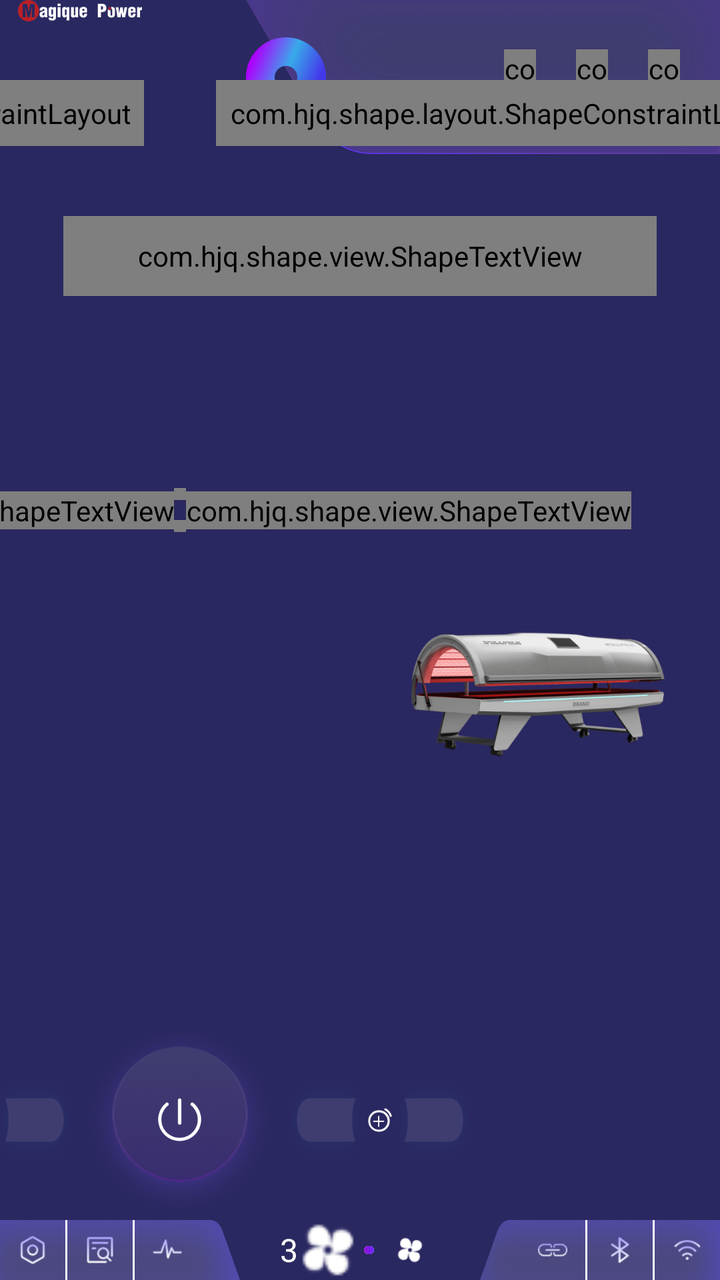
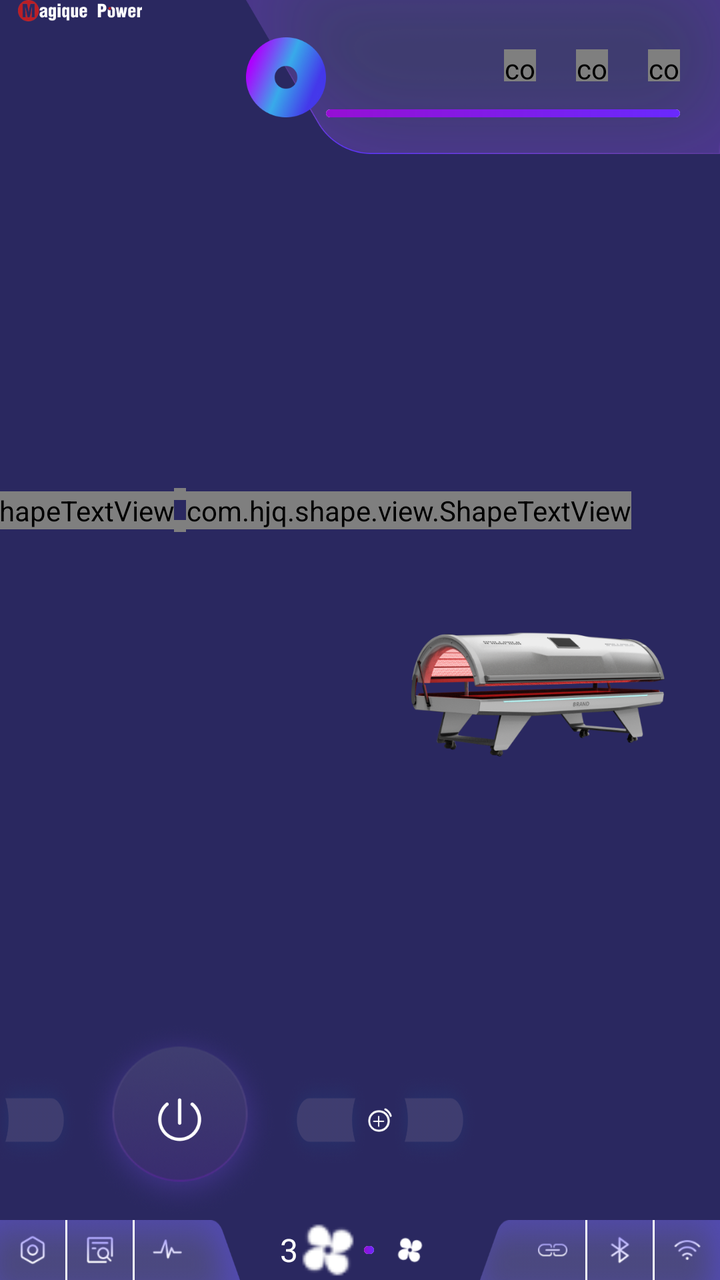

Before-and-after screenshots of an Android layout around one commit, followed by the original layout XML and the change that was made.
<!-- AndroidManifest.xml: application theme AppTheme -->
<!-- res/layout/layout_devicelauncheractivity.xml -->
<?xml version="1.0" encoding="utf-8"?>
<LinearLayout xmlns:android="http://schemas.android.com/apk/res/android"
    xmlns:app="http://schemas.android.com/apk/res-auto"
    xmlns:tools="http://schemas.android.com/tools"
    android:layout_width="match_parent"
    android:layout_height="match_parent"
    android:background="#2A2860"
    android:orientation="vertical"
    tools:ignore="MissingConstraints">

    <FrameLayout
        android:layout_width="match_parent"
        android:layout_height="42dp"
        android:visibility="gone">

        <LinearLayout
            android:layout_width="match_parent"
            android:layout_height="42dp"
            android:background="@color/title_color"
            android:gravity="center_vertical"
            android:orientation="horizontal">

            <ImageView
                android:id="@+id/ivFinish"
                android:layout_width="wrap_content"
                android:layout_height="match_parent"
                android:layout_centerVertical="true"
                android:paddingVertical="12dp"
                android:paddingLeft="20dp"
                android:paddingRight="10dp"
                android:src="@mipmap/icon_w_finish" />

            <LinearLayout
                android:id="@+id/llDeviceName"
                android:layout_width="wrap_content"
                android:layout_height="match_parent"
                android:gravity="center_vertical"
                android:orientation="horizontal"
                android:paddingRight="10dp">

                <TextView
                    android:id="@+id/tvDeviceName"
                    android:layout_width="wrap_content"
                    android:layout_height="match_parent"
                    android:layout_marginLeft="10dp"
                    android:gravity="center_vertical"
                    android:paddingRight="5dp"
                    android:text=""
                    android:textColor="@color/white"
                    android:textSize="14dp"
                    android:textStyle="bold" />

                <ImageView
                    android:id="@+id/ivDeviceName"
                    android:layout_width="11dp"
                    android:layout_height="6dp"
                    android:src="@mipmap/icon_sanjiao" />

            </LinearLayout>


            <View
                android:layout_width="match_parent"
                android:layout_height="match_parent"
                android:layout_weight="1" />

        </LinearLayout>

        <TextView
            android:id="@+id/modelName"
            android:layout_width="wrap_content"
            android:layout_height="42dp"
            android:layout_gravity="center_horizontal"
            android:gravity="center"
            android:textColor="@color/white"
            android:textSize="14dp" />

        <ImageView
            android:layout_width="160dp"
            android:layout_height="wrap_content"
            android:layout_gravity="center"
            android:src="@mipmap/pic_titlelogo" />
    </FrameLayout>

    <androidx.constraintlayout.widget.ConstraintLayout
        android:layout_width="match_parent"
        android:layout_height="match_parent">

        <include layout="@layout/layout_logo_top_left" />

        <ImageView
            android:layout_width="0dp"
            android:layout_height="wrap_content"
            android:src="@mipmap/ic_machine"
            app:layout_constraintBottom_toTopOf="@id/ll_bottom"
            app:layout_constraintEnd_toEndOf="parent"
            app:layout_constraintStart_toStartOf="@id/guild_line_ver_center"
            app:layout_constraintTop_toBottomOf="@id/view_top_end" />

        <androidx.constraintlayout.widget.ConstraintLayout
            android:id="@+id/view_top_end"
            android:layout_width="237dp"
            android:layout_height="77dp"
            android:background="@mipmap/bg_main_top_right"
            app:layout_constraintEnd_toEndOf="parent"
            app:layout_constraintTop_toTopOf="parent">

            <ImageView
                android:id="@+id/logo_music"
                android:layout_width="wrap_content"
                android:layout_height="wrap_content"
                android:layout_marginStart="@dimen/dp_40"
                android:src="@mipmap/ic_music"
                app:layout_constraintBottom_toBottomOf="parent"
                app:layout_constraintStart_toStartOf="parent"
                app:layout_constraintTop_toTopOf="parent" />

            <com.diwen.liliao.utils.ReplaceSelectorImageView
                android:id="@+id/ivSong1"
                android:layout_width="16dp"
                android:layout_height="16dp"
                android:layout_marginEnd="20dp"
                android:src="@mipmap/icon_song1"
                app:layout_constraintBottom_toBottomOf="@id/ivSong2"
                app:layout_constraintEnd_toStartOf="@id/ivSong2"
                app:layout_constraintTop_toTopOf="@id/ivSong2" />

            <com.diwen.liliao.utils.ReplaceSelectorImageView
                android:id="@+id/ivSong2"
                android:layout_width="16dp"
                android:layout_height="16dp"
                android:layout_marginEnd="20dp"
                android:src="@mipmap/icon_song2"
                app:layout_constraintBottom_toBottomOf="@id/ivSong3"
                app:layout_constraintEnd_toStartOf="@id/ivSong3"
                app:layout_constraintTop_toTopOf="@id/ivSong3" />

            <com.diwen.liliao.utils.ReplaceSelectorImageView
                android:id="@+id/ivSong3"
                android:layout_width="16dp"
                android:layout_height="16dp"
                android:layout_marginTop="6dp"
                android:src="@mipmap/icon_song3"
                app:layout_constraintEnd_toEndOf="@id/seekbar"
                app:layout_constraintTop_toTopOf="@id/logo_music" />

            <SeekBar
                android:id="@+id/seekbar"
                style="@android:style/Widget.SeekBar"
                android:layout_width="0dp"
                android:layout_height="4dp"
                android:layout_gravity="center_vertical"
                android:layout_marginHorizontal="3dp"
                android:layout_marginStart="@dimen/dp_10"
                android:layout_marginEnd="20dp"
                android:background="@null"
                android:max="31"
                android:min="0"
                android:paddingStart="0dp"
                android:paddingEnd="0dp"
                android:progress="50"
                android:progressDrawable="@drawable/layer_list_progress_drawable_1"
                android:thumb="@drawable/shape_progressbar_thumb"
                app:layout_constraintBottom_toBottomOf="@id/logo_music"
                app:layout_constraintEnd_toEndOf="parent"
                app:layout_constraintStart_toEndOf="@id/logo_music"
                tools:ignore="MissingConstraints" />

        </androidx.constraintlayout.widget.ConstraintLayout>

        <LinearLayout
            android:id="@+id/ll_bottom"
            android:layout_width="match_parent"
            android:layout_height="30dp"
            android:orientation="horizontal"
            app:layout_constraintBottom_toBottomOf="parent">

            <LinearLayout
                android:layout_width="0dp"
                android:layout_height="match_parent"
                android:layout_weight="1"
                android:background="@mipmap/bg_main_bottom_left"
                android:orientation="horizontal"
                android:paddingEnd="20dp">

                <LinearLayout
                    android:layout_width="0dp"
                    android:layout_height="match_parent"
                    android:layout_weight="1"
                    android:gravity="center">

                    <ImageView
                        android:id="@+id/ivSetting"
                        android:layout_width="30dp"
                        android:layout_height="30dp"
                        android:padding="7.5dp"
                        android:src="@mipmap/icon_setting" />

                </LinearLayout>

                <View
                    android:layout_width="1dp"
                    android:layout_height="match_parent"
                    android:background="@color/white" />

                <LinearLayout
                    android:layout_width="0dp"
                    android:layout_height="match_parent"
                    android:layout_weight="1"
                    android:gravity="center">

                    <ImageView
                        android:id="@+id/ivRecord"
                        android:layout_width="30dp"
                        android:layout_height="30dp"
                        android:padding="7.5dp"
                        android:src="@mipmap/ic_record" />

                </LinearLayout>

                <View
                    android:layout_width="1dp"
                    android:layout_height="match_parent"
                    android:background="@color/white" />

                <LinearLayout
                    android:layout_width="0dp"
                    android:layout_height="match_parent"
                    android:layout_weight="1"
                    android:gravity="center">

                    <ImageView
                        android:id="@+id/ivMaiChong"
                        android:layout_width="30dp"
                        android:layout_height="30dp"
                        android:padding="7.5dp"
                        android:src="@mipmap/ic_maichong" />

                </LinearLayout>


            </LinearLayout>

            <LinearLayout
                android:layout_width="0dp"
                android:layout_height="match_parent"
                android:layout_weight="1"
                android:gravity="center_vertical"
                android:paddingStart="20dp"
                android:paddingEnd="20dp">

                <TextView
                    android:id="@+id/tvAirBlower"
                    android:layout_width="wrap_content"
                    android:layout_height="wrap_content"
                    android:text="3"
                    android:textColor="@color/white"
                    android:textSize="16dp" />

                <ImageView
                    android:layout_width="30dp"
                    android:layout_height="30dp"
                    android:padding="@dimen/dp_10"
                    android:src="@mipmap/ic_fengshan_jian" />

                <SeekBar
                    android:id="@+id/seekbar_fengshan"
                    style="@android:style/Widget.SeekBar"
                    android:layout_width="0dp"
                    android:layout_height="match_parent"
                    android:layout_gravity="center_vertical"
                    android:layout_marginHorizontal="3dp"
                    android:layout_marginStart="@dimen/dp_10"
                    android:layout_marginEnd="@dimen/dp_10"
                    android:layout_weight="1"
                    android:background="@null"
                    android:max="31"
                    android:min="0"
                    android:paddingStart="0dp"
                    android:paddingTop="13dp"
                    android:paddingEnd="0dp"
                    android:paddingBottom="13dp"
                    android:progress="50"
                    android:progressDrawable="@drawable/layer_list_progress_drawable_1"
                    android:thumb="@drawable/shape_progressbar_thumb" />

                <ImageView
                    android:id="@+id/fenshan"
                    android:layout_width="30dp"
                    android:layout_height="30dp"
                    android:padding="7.5dp"
                    android:src="@mipmap/ic_fengshan_add" />

            </LinearLayout>

            <LinearLayout
                android:layout_width="0dp"
                android:layout_height="match_parent"
                android:layout_weight="1"
                android:background="@mipmap/bg_main_bottom_right"
                android:orientation="horizontal"
                android:paddingStart="20dp">

                <LinearLayout
                    android:layout_width="0dp"
                    android:layout_height="match_parent"
                    android:layout_weight="1"
                    android:gravity="center">

                    <ImageView
                        android:id="@+id/ivPhone"
                        android:layout_width="30dp"
                        android:layout_height="30dp"
                        android:padding="7.5dp"
                        android:src="@mipmap/icon_phoneline" />

                </LinearLayout>

                <View
                    android:layout_width="1dp"
                    android:layout_height="match_parent"
                    android:background="@color/white" />

                <LinearLayout
                    android:layout_width="0dp"
                    android:layout_height="match_parent"
                    android:layout_weight="1"
                    android:gravity="center">

                    <ImageView
                        android:id="@+id/ivBl"
                        android:layout_width="30dp"
                        android:layout_height="30dp"
                        android:padding="7.5dp"
                        android:src="@mipmap/icon_lanta" />

                </LinearLayout>

                <View
                    android:layout_width="1dp"
                    android:layout_height="match_parent"
                    android:background="@color/white" />

                <LinearLayout
                    android:layout_width="0dp"
                    android:layout_height="match_parent"
                    android:layout_weight="1"
                    android:gravity="center">

                    <ImageView
                        android:layout_width="30dp"
                        android:layout_height="30dp"
                        android:padding="7.5dp"
                        android:src="@mipmap/icon_wificonnect" />

                </LinearLayout>


            </LinearLayout>

        </LinearLayout>

        <RelativeLayout
            android:id="@+id/rl_start"
            android:layout_width="100dp"
            android:layout_height="100dp"
            android:layout_marginBottom="@dimen/dp_40"
            android:background="@mipmap/bg_start"
            app:layout_constraintBottom_toTopOf="@id/ll_bottom"
            app:layout_constraintLeft_toLeftOf="parent"
            app:layout_constraintRight_toRightOf="@id/guild_line_ver_center">

            <ImageView
                android:layout_width="wrap_content"
                android:layout_height="wrap_content"
                android:layout_centerInParent="true"
                android:src="@mipmap/ic_start" />

        </RelativeLayout>

        <RelativeLayout
            android:id="@+id/rl_start_left"
            android:layout_width="100dp"
            android:layout_height="50dp"
            android:background="@mipmap/bg_time_control"
            app:layout_constraintBottom_toBottomOf="@id/rl_start"
            app:layout_constraintEnd_toStartOf="@id/rl_start"
            app:layout_constraintTop_toTopOf="@id/rl_start">

            <ImageView
                android:layout_width="wrap_content"
                android:layout_height="wrap_content"
                android:layout_centerInParent="true"
                android:src="@mipmap/icon_jian" />


        </RelativeLayout>

        <RelativeLayout
            android:id="@+id/rl_start_right"
            android:layout_width="100dp"
            android:layout_height="50dp"
            android:background="@mipmap/bg_time_control"
            app:layout_constraintBottom_toBottomOf="@id/rl_start"
            app:layout_constraintStart_toEndOf="@id/rl_start"
            app:layout_constraintTop_toTopOf="@id/rl_start">

            <ImageView
                android:layout_width="wrap_content"
                android:layout_height="wrap_content"
                android:layout_centerInParent="true"
                android:src="@mipmap/icon_add" />
        </RelativeLayout>

        <androidx.constraintlayout.widget.Guideline
            android:id="@+id/guild_line_ver_center"
            android:layout_width="wrap_content"
            android:layout_height="wrap_content"
            android:orientation="vertical"
            app:layout_constraintGuide_percent="0.5" />


        <com.hjq.shape.layout.ShapeConstraintLayout
            android:id="@+id/shapeMine"
            android:layout_width="wrap_content"
            android:layout_height="wrap_content"
            android:layout_marginTop="40dp"
            android:layout_marginRight="15dp"
            android:padding="7dp"
            app:layout_constraintRight_toLeftOf="@+id/shapeMao"
            app:layout_constraintTop_toTopOf="parent"
            app:shape_endColor="#FEE3F9"
            app:shape_radius="5dp"
            app:shape_startColor="#DFB6FD">

            <com.hjq.shape.view.ShapeImageView
                android:id="@+id/ivAdd"
                android:layout_width="wrap_content"
                android:layout_height="22dp"
                android:paddingHorizontal="7dp"
                android:paddingVertical="2dp"
                android:src="@mipmap/icon_add"
                app:layout_constraintLeft_toLeftOf="parent"
                app:layout_constraintTop_toTopOf="parent"
                app:shape_radius="3dp"
                app:shape_solidColor="@color/white"
                app:shape_solidPressedColor="@color/pressedColor" />

            <com.hjq.shape.view.ShapeImageView
                android:id="@+id/ivmiue"
                android:layout_width="wrap_content"
                android:layout_height="22dp"
                android:layout_marginTop="3dp"
                android:paddingHorizontal="7dp"
                android:paddingVertical="2dp"
                android:src="@mipmap/icon_jian"
                app:layout_constraintBottom_toBottomOf="@+id/tvMine"
                app:layout_constraintLeft_toLeftOf="@+id/ivAdd"
                app:shape_radius="3dp"
                app:shape_solidColor="@color/white"
                app:shape_solidPressedColor="@color/pressedColor" />


        </com.hjq.shape.layout.ShapeConstraintLayout>

        <LinearLayout
            android:id="@+id/shapeMao"
            android:layout_width="wrap_content"
            android:layout_height="wrap_content"
            android:gravity="center_vertical"
            android:orientation="vertical"
            app:layout_constraintBottom_toTopOf="@id/rl_start"
            app:layout_constraintEnd_toEndOf="@id/guild_line_ver_center"
            app:layout_constraintStart_toStartOf="parent"
            app:layout_constraintTop_toTopOf="parent">

            <com.hjq.shape.view.ShapeView
                android:layout_width="6dp"
                android:layout_height="6dp"
                app:shape_radius="10dp"
                app:shape_solidColor="@color/white" />

            <com.hjq.shape.view.ShapeView
                android:layout_width="6dp"
                android:layout_height="6dp"
                android:layout_marginTop="10dp"
                app:shape_radius="10dp"
                app:shape_solidColor="@color/white" />
        </LinearLayout>

        <com.hjq.shape.view.ShapeTextView
            android:id="@+id/tvMine"
            android:layout_width="wrap_content"
            android:layout_height="wrap_content"
            android:layout_marginEnd="@dimen/dp_10"
            android:gravity="center"
            android:text="10"
            android:textColor="@color/white"
            android:textSize="37sp"
            android:textStyle="bold"
            app:layout_constraintBottom_toBottomOf="@id/shapeMao"
            app:layout_constraintEnd_toStartOf="@id/shapeMao"
            app:layout_constraintTop_toTopOf="@id/shapeMao" />

        <com.hjq.shape.view.ShapeTextView
            android:id="@+id/tvSeconds"
            android:layout_width="wrap_content"
            android:layout_height="wrap_content"
            android:layout_marginStart="@dimen/dp_10"
            android:gravity="center"
            android:text="00"
            android:textColor="@color/white"
            android:textSize="37sp"
            android:textStyle="bold"
            app:layout_constraintBottom_toBottomOf="@id/shapeMao"
            app:layout_constraintStart_toEndOf="@id/shapeMao"
            app:layout_constraintTop_toTopOf="@id/shapeMao" />

        <com.hjq.shape.layout.ShapeConstraintLayout
            android:layout_width="wrap_content"
            android:layout_height="wrap_content"
            android:layout_marginLeft="15dp"
            android:padding="7dp"
            app:layout_constraintBottom_toBottomOf="@+id/shapeMine"
            app:layout_constraintLeft_toRightOf="@+id/shapeMao"
            app:layout_constraintTop_toTopOf="@+id/shapeMine"
            app:shape_endColor="#FEE3F9"
            app:shape_radius="5dp"
            app:shape_startColor="#DFB6FD">

            <com.hjq.shape.view.ShapeImageView
                android:id="@+id/ivAdd1"
                android:layout_width="wrap_content"
                android:layout_height="22dp"
                android:paddingHorizontal="7dp"
                android:paddingVertical="2dp"
                android:src="@mipmap/icon_add"
                app:layout_constraintRight_toRightOf="parent"
                app:layout_constraintTop_toTopOf="parent"
                app:shape_radius="3dp"
                app:shape_solidColor="@color/white"
                app:shape_solidPressedColor="@color/pressedColor" />

            <com.hjq.shape.view.ShapeImageView
                android:id="@+id/ivmiue1"
                android:layout_width="wrap_content"
                android:layout_height="22dp"
                android:layout_marginTop="3dp"
                android:paddingHorizontal="7dp"
                android:paddingVertical="2dp"
                android:src="@mipmap/icon_jian"
                app:layout_constraintBottom_toBottomOf="@+id/tvSeconds"
                app:layout_constraintLeft_toLeftOf="@+id/ivAdd1"
                app:shape_radius="3dp"
                app:shape_solidColor="@color/white"
                app:shape_solidPressedColor="@color/pressedColor" />


        </com.hjq.shape.layout.ShapeConstraintLayout>

        <com.hjq.shape.view.ShapeTextView
            android:id="@+id/tvStart"
            android:layout_width="wrap_content"
            android:layout_height="40dp"
            android:layout_marginTop="35dp"
            android:gravity="center"
            android:paddingHorizontal="37dp"
            android:textColor="@color/white"
            android:textSize="14dp"
            android:textStyle="bold"
            app:layout_constraintLeft_toLeftOf="parent"
            app:layout_constraintRight_toRightOf="parent"
            app:layout_constraintTop_toBottomOf="@+id/shapeMine"
            app:shape_endColor="#D691FD"
            app:shape_radius="40dp"
            app:shape_solidPressedColor="@color/pressedColor"
            app:shape_startColor="#4976FB"
            app:shape_strokeColor="#D7E6FB"
            app:shape_strokeWidth="4dp" />

        <androidx.recyclerview.widget.RecyclerView
            android:id="@+id/mesreList"
            android:layout_width="370dp"
            android:layout_height="match_parent"
            android:background="@color/white"
            android:orientation="vertical"
            android:visibility="gone"
            app:layoutManager="androidx.recyclerview.widget.LinearLayoutManager"
            app:layout_constraintRight_toRightOf="parent"
            app:layout_constraintTop_toTopOf="parent" />

    </androidx.constraintlayout.widget.ConstraintLayout>


</LinearLayout>
<!-- res/layout/layout_logo_top_left.xml (included above) -->
<?xml version="1.0" encoding="utf-8"?>
<androidx.constraintlayout.widget.ConstraintLayout xmlns:android="http://schemas.android.com/apk/res/android"
    xmlns:app="http://schemas.android.com/apk/res-auto"
    android:layout_width="wrap_content"
    android:layout_height="wrap_content">

    <ImageView
        android:layout_width="80dp"
        android:layout_height="wrap_content"
        android:layout_margin="@dimen/dp_10"
        android:src="@mipmap/ic_logo_main"
        app:layout_constraintDimensionRatio="H,62:11"
        app:layout_constraintStart_toStartOf="parent"
        app:layout_constraintTop_toTopOf="parent" />

</androidx.constraintlayout.widget.ConstraintLayout>
<!-- resources referenced by this layout -->
<resources>
  <color name="pressedColor">#1A000000</color>
  <color name="title_color">#735A74F9</color>
  <color name="white">#FFFFFF</color>
  <!-- drawable layer_list_progress_drawable_1 (drawable) -->
  <?xml version="1.0" encoding="utf-8"?>
  <layer-list xmlns:android="http://schemas.android.com/apk/res/android">
  
      <item
          android:id="@android:id/background"
          android:drawable="@drawable/shape_progressbar_bg" />
  
      <item android:id="@android:id/progress">
  
          <clip android:drawable="@drawable/shape_progressbar_progress" />
  
      </item>
  
  </layer-list>
  <!-- drawable shape_progressbar_thumb (drawable) -->
  <?xml version="1.0" encoding="utf-8"?>
  <shape xmlns:android="http://schemas.android.com/apk/res/android">
  
      
      <solid android:color="@color/bg00" />
  
  </shape>
  <!-- mipmap bg_main_bottom_left: png bitmap (mipmap-xxhdpi, 34381 bytes) -->
  <!-- mipmap bg_main_bottom_right: png bitmap (mipmap-xxhdpi, 34206 bytes) -->
  <!-- mipmap bg_main_top_right: png bitmap (mipmap-xxhdpi, 76644 bytes) -->
  <!-- mipmap bg_start: png bitmap (mipmap-xxhdpi, 53796 bytes) -->
  <!-- mipmap bg_time_control: png bitmap (mipmap-xxhdpi, 61366 bytes) -->
  <!-- mipmap ic_fengshan_add: png bitmap (mipmap-xxhdpi, 1139 bytes) -->
  <!-- mipmap ic_fengshan_jian: png bitmap (mipmap-xxhdpi, 742 bytes) -->
  <!-- mipmap ic_logo_main: png bitmap (mipmap-xxhdpi, 5367 bytes) -->
  <!-- mipmap ic_machine: png bitmap (mipmap-xxhdpi, 146585 bytes) -->
  <!-- mipmap ic_maichong: png bitmap (mipmap-xxhdpi, 1106 bytes) -->
  <!-- mipmap ic_music: png bitmap (mipmap-xxhdpi, 19025 bytes) -->
  <!-- mipmap ic_record: png bitmap (mipmap-xxhdpi, 1901 bytes) -->
  <!-- mipmap ic_start: png bitmap (mipmap-xxhdpi, 2482 bytes) -->
  <!-- mipmap icon_add: png bitmap (mipmap-xxhdpi, 1720 bytes) -->
  <!-- mipmap icon_jian: png bitmap (mipmap-xxhdpi, 1665 bytes) -->
  <!-- mipmap icon_lanta: png bitmap (mipmap-xxhdpi, 1594 bytes) -->
  <!-- mipmap icon_phoneline: png bitmap (mipmap-xxhdpi, 1324 bytes) -->
  <!-- mipmap icon_sanjiao: webp bitmap (mipmap-xxhdpi, 786 bytes) -->
  <!-- mipmap icon_setting: png bitmap (mipmap-xxhdpi, 2074 bytes) -->
  <!-- mipmap icon_song1: webp bitmap (mipmap-xxhdpi, 6670 bytes) -->
  <!-- mipmap icon_song2: webp bitmap (mipmap-xxhdpi, 6724 bytes) -->
  <!-- mipmap icon_song3: webp bitmap (mipmap-xxhdpi, 6608 bytes) -->
  <!-- mipmap icon_w_finish: png bitmap (mipmap-xxhdpi, 819 bytes) -->
  <!-- mipmap icon_wificonnect: png bitmap (mipmap-xxhdpi, 1608 bytes) -->
  <!-- mipmap pic_titlelogo: png bitmap (mipmap-xxhdpi, 14420 bytes) -->
  <style name="AppTheme" parent="Theme.AppCompat.Light.NoActionBar">
          <item name="colorPrimary">@color/white</item>
          <item name="colorPrimaryDark">@color/white</item>
          <item name="colorAccent">@color/themeColor</item>
          <item name="android:textColor">@color/black</item>
  
          
          <item name="android:windowBackground">@color/white</item>
          <item name="android:windowSoftInputMode">stateAlwaysHidden</item>
          <item name="android:launchMode">singleTop</item>
          <item name="android:forceDarkAllowed" tools:ignore="NewApi">false</item>
      </style>
  <!-- drawable shape_progressbar_bg (drawable) -->
  <?xml version="1.0" encoding="utf-8"?>
  <shape xmlns:android="http://schemas.android.com/apk/res/android">
  <corners android:radius="2dp"/>
      <solid 
          android:color="@color/white" />
  
  </shape>
  <!-- drawable shape_progressbar_progress (drawable) -->
  <?xml version="1.0" encoding="utf-8"?>
  <shape xmlns:android="http://schemas.android.com/apk/res/android">
  
      <gradient
          android:endColor="#6929FE"
          android:startColor="#960FD4" />
      <corners android:radius="2dp" />
  </shape>
  <color name="bg00">#00000000</color>
  <color name="themeColor">#3F73FE</color>
  <color name="black">#000000</color>
</resources>

<!-- the commit's change to res/layout/layout_devicelauncheractivity.xml (unified diff, before → after) -->
@@ -258,6 +258,7 @@
                     android:textSize="16dp" />
 
                 <ImageView
+                    android:id="@+id/fenshanJian"
                     android:layout_width="30dp"
                     android:layout_height="30dp"
                     android:padding="@dimen/dp_10"
@@ -285,7 +286,7 @@
                     android:thumb="@drawable/shape_progressbar_thumb" />
 
                 <ImageView
-                    android:id="@+id/fenshan"
+                    android:id="@+id/fenshanJia"
                     android:layout_width="30dp"
                     android:layout_height="30dp"
                     android:padding="7.5dp"
@@ -388,6 +389,7 @@
             app:layout_constraintTop_toTopOf="@id/rl_start">
 
             <ImageView
+                android:id="@+id/ivmiue"
                 android:layout_width="wrap_content"
                 android:layout_height="wrap_content"
                 android:layout_centerInParent="true"
@@ -406,6 +408,7 @@
             app:layout_constraintTop_toTopOf="@id/rl_start">
 
             <ImageView
+                android:id="@+id/ivAdd"
                 android:layout_width="wrap_content"
                 android:layout_height="wrap_content"
                 android:layout_centerInParent="true"
@@ -419,49 +422,6 @@
             android:orientation="vertical"
             app:layout_constraintGuide_percent="0.5" />
 
-
-        <com.hjq.shape.layout.ShapeConstraintLayout
-            android:id="@+id/shapeMine"
-            android:layout_width="wrap_content"
-            android:layout_height="wrap_content"
-            android:layout_marginTop="40dp"
-            android:layout_marginRight="15dp"
-            android:padding="7dp"
-            app:layout_constraintRight_toLeftOf="@+id/shapeMao"
-            app:layout_constraintTop_toTopOf="parent"
-            app:shape_endColor="#FEE3F9"
-            app:shape_radius="5dp"
-            app:shape_startColor="#DFB6FD">
-
-            <com.hjq.shape.view.ShapeImageView
-                android:id="@+id/ivAdd"
-                android:layout_width="wrap_content"
-                android:layout_height="22dp"
-                android:paddingHorizontal="7dp"
-                android:paddingVertical="2dp"
-                android:src="@mipmap/icon_add"
-                app:layout_constraintLeft_toLeftOf="parent"
-                app:layout_constraintTop_toTopOf="parent"
-                app:shape_radius="3dp"
-                app:shape_solidColor="@color/white"
-                app:shape_solidPressedColor="@color/pressedColor" />
-
-            <com.hjq.shape.view.ShapeImageView
-                android:id="@+id/ivmiue"
-                android:layout_width="wrap_content"
-                android:layout_height="22dp"
-                android:layout_marginTop="3dp"
-                android:paddingHorizontal="7dp"
-                android:paddingVertical="2dp"
-                android:src="@mipmap/icon_jian"
-                app:layout_constraintBottom_toBottomOf="@+id/tvMine"
-                app:layout_constraintLeft_toLeftOf="@+id/ivAdd"
-                app:shape_radius="3dp"
-                app:shape_solidColor="@color/white"
-                app:shape_solidPressedColor="@color/pressedColor" />
-
-
-        </com.hjq.shape.layout.ShapeConstraintLayout>
 
         <LinearLayout
             android:id="@+id/shapeMao"
@@ -516,68 +476,6 @@
             app:layout_constraintStart_toEndOf="@id/shapeMao"
             app:layout_constraintTop_toTopOf="@id/shapeMao" />
 
-        <com.hjq.shape.layout.ShapeConstraintLayout
-            android:layout_width="wrap_content"
-            android:layout_height="wrap_content"
-            android:layout_marginLeft="15dp"
-            android:padding="7dp"
-            app:layout_constraintBottom_toBottomOf="@+id/shapeMine"
-            app:layout_constraintLeft_toRightOf="@+id/shapeMao"
-            app:layout_constraintTop_toTopOf="@+id/shapeMine"
-            app:shape_endColor="#FEE3F9"
-            app:shape_radius="5dp"
-            app:shape_startColor="#DFB6FD">
-
-            <com.hjq.shape.view.ShapeImageView
-                android:id="@+id/ivAdd1"
-                android:layout_width="wrap_content"
-                android:layout_height="22dp"
-                android:paddingHorizontal="7dp"
-                android:paddingVertical="2dp"
-                android:src="@mipmap/icon_add"
-                app:layout_constraintRight_toRightOf="parent"
-                app:layout_constraintTop_toTopOf="parent"
-                app:shape_radius="3dp"
-                app:shape_solidColor="@color/white"
-                app:shape_solidPressedColor="@color/pressedColor" />
-
-            <com.hjq.shape.view.ShapeImageView
-                android:id="@+id/ivmiue1"
-                android:layout_width="wrap_content"
-                android:layout_height="22dp"
-                android:layout_marginTop="3dp"
-                android:paddingHorizontal="7dp"
-                android:paddingVertical="2dp"
-                android:src="@mipmap/icon_jian"
-                app:layout_constraintBottom_toBottomOf="@+id/tvSeconds"
-                app:layout_constraintLeft_toLeftOf="@+id/ivAdd1"
-                app:shape_radius="3dp"
-                app:shape_solidColor="@color/white"
-                app:shape_solidPressedColor="@color/pressedColor" />
-
-
-        </com.hjq.shape.layout.ShapeConstraintLayout>
-
-        <com.hjq.shape.view.ShapeTextView
-            android:id="@+id/tvStart"
-            android:layout_width="wrap_content"
-            android:layout_height="40dp"
-            android:layout_marginTop="35dp"
-            android:gravity="center"
-            android:paddingHorizontal="37dp"
-            android:textColor="@color/white"
-            android:textSize="14dp"
-            android:textStyle="bold"
-            app:layout_constraintLeft_toLeftOf="parent"
-            app:layout_constraintRight_toRightOf="parent"
-            app:layout_constraintTop_toBottomOf="@+id/shapeMine"
-            app:shape_endColor="#D691FD"
-            app:shape_radius="40dp"
-            app:shape_solidPressedColor="@color/pressedColor"
-            app:shape_startColor="#4976FB"
-            app:shape_strokeColor="#D7E6FB"
-            app:shape_strokeWidth="4dp" />
-
         <androidx.recyclerview.widget.RecyclerView
             android:id="@+id/mesreList"
             android:layout_width="370dp"
<!-- resource entries referenced after the edit -->
@@ -1,6 +1,5 @@
 <!-- resources referenced by this layout -->
 <resources>
-  <color name="pressedColor">#1A000000</color>
   <color name="title_color">#735A74F9</color>
   <color name="white">#FFFFFF</color>
   <!-- drawable layer_list_progress_drawable_1 (drawable) -->
